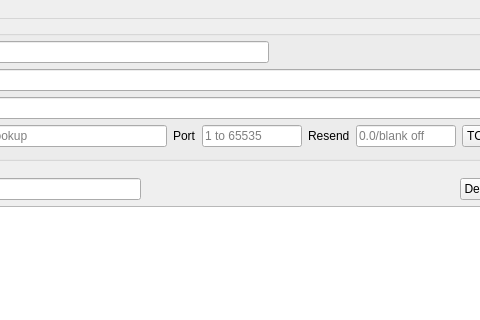
This is src/mainwindow.ui in dannagle/PacketSender as Qt 5 draws it before an edit; both pictures show x 194 to 674 and y 0 to 320 of the 909 by 690 pixel window. The edited form follows.
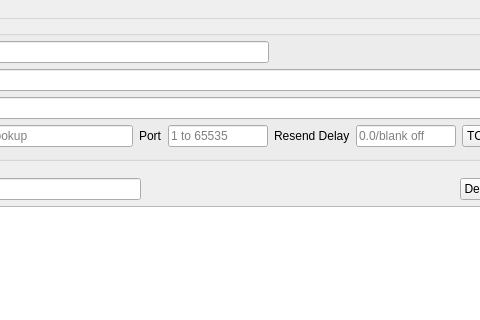
This is the edited form. Icons and pictures are not drawn.

Commit message: note delay with resend in UI

What changed in the file:
```diff
--- a/src/mainwindow.ui
+++ b/src/mainwindow.ui
@@ -120,7 +120,7 @@
            <item>
             <widget class="QLabel" name="label_7">
              <property name="text">
-              <string>Resend</string>
+              <string>Resend Delay</string>
              </property>
             </widget>
            </item>
```
